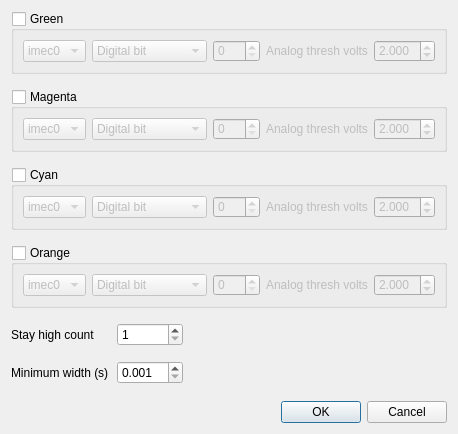
billkarsh/SpikeGLX, file Forms/ColorTTLDialog.ui: the form before one commit.
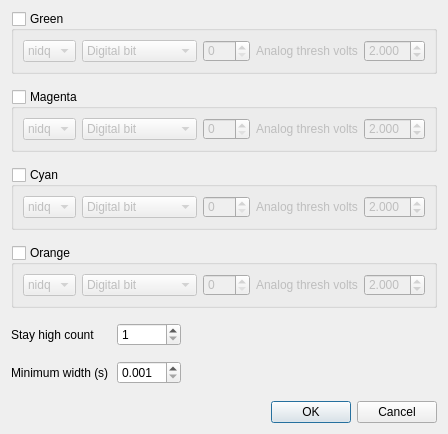
The form after the commit.

Commit message: Feed streamID to ColorTTL

Diff of the .ui file:
```diff
--- a/Forms/ColorTTLDialog.ui
+++ b/Forms/ColorTTLDialog.ui
@@ -9,7 +9,7 @@
    <rect>
     <x>0</x>
     <y>0</y>
-    <width>401</width>
+    <width>407</width>
     <height>410</height>
    </rect>
   </property>
@@ -37,11 +37,6 @@
      <layout class="QHBoxLayout" name="horizontalLayout">
       <item>
        <widget class="QComboBox" name="stream0CB">
-        <item>
-         <property name="text">
-          <string>imec0</string>
-         </property>
-        </item>
         <item>
          <property name="text">
           <string>nidq</string>
@@ -140,11 +135,6 @@
      <layout class="QHBoxLayout" name="horizontalLayout_2">
       <item>
        <widget class="QComboBox" name="stream1CB">
-        <item>
-         <property name="text">
-          <string>imec0</string>
-         </property>
-        </item>
         <item>
          <property name="text">
           <string>nidq</string>
@@ -243,11 +233,6 @@
      <layout class="QHBoxLayout" name="horizontalLayout_3">
       <item>
        <widget class="QComboBox" name="stream2CB">
-        <item>
-         <property name="text">
-          <string>imec0</string>
-         </property>
-        </item>
         <item>
          <property name="text">
           <string>nidq</string>
@@ -346,11 +331,6 @@
      <layout class="QHBoxLayout" name="horizontalLayout_4">
       <item>
        <widget class="QComboBox" name="stream3CB">
-        <item>
-         <property name="text">
-          <string>imec0</string>
-         </property>
-        </item>
         <item>
          <property name="text">
           <string>nidq</string>
```
The commit also changes 5 other files.
